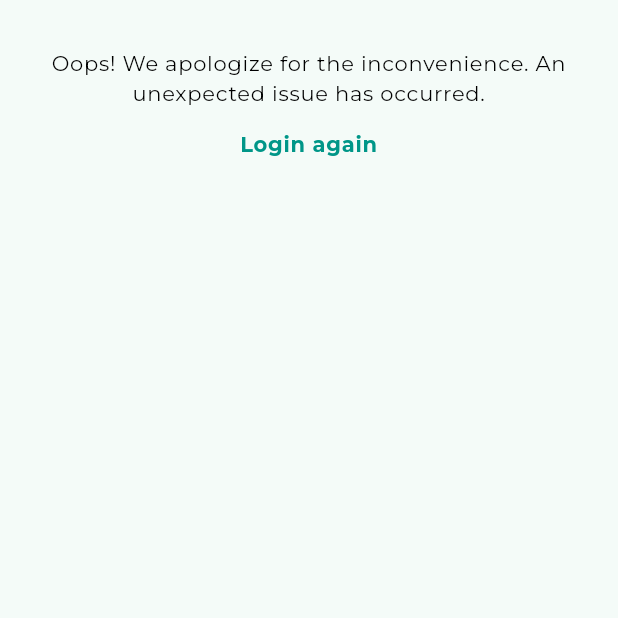
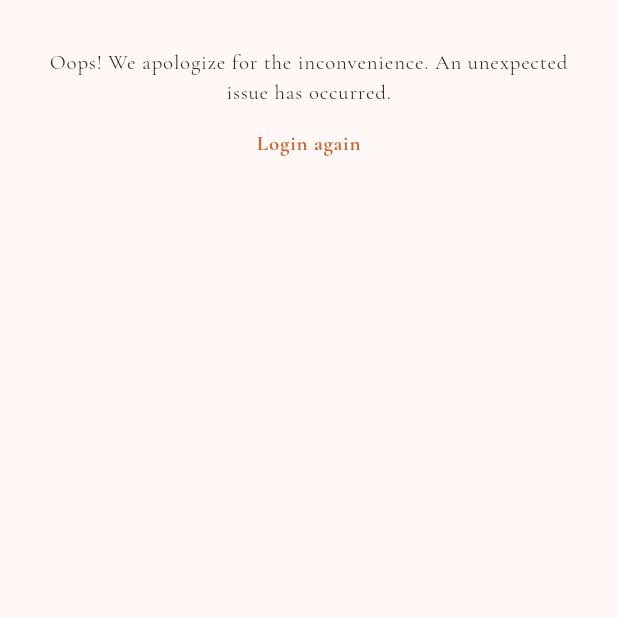
Before and after one commit to AurovilleFoundation/aurovilletv, a Flutter app: the ErrorScreen screen opened directly, on a phone screen of 412 x 824 dp, the top half of it. Run offline on Flutter 3.47's test engine with Material 3 defaults, Android fonts, the phone set to English and light mode, and no system bars; our stand-ins replace connectivity_plus, device_info_plus, flutter_bloc, flutter_native_splash, flutter_secure_storage, get_it and 3 more; accounts and stored records are empty.

Commit message:
updated theme

```diff
--- a/lib/main_common.dart
+++ b/lib/main_common.dart
@@ -4,7 +4,7 @@ import 'package:flutter_native_splash/flutter_native_splash.dart';
 
 Future<void> mainCommon() async {
   WidgetsBinding widgetsBinding = WidgetsFlutterBinding.ensureInitialized();
-  FlutterNativeSplash.preserve(widgetsBinding: widgetsBinding);
+  //FlutterNativeSplash.preserve(widgetsBinding: widgetsBinding);
 
   //SystemChrome.setSystemUIOverlayStyle(AppStyle().systemUiOverlayStyle);
 
--- a/lib/ui/app/my_app.dart
+++ b/lib/ui/app/my_app.dart
@@ -16,7 +16,7 @@ class MyApp extends StatelessWidget {
       theme: ThemeData(
         colorScheme: ColorScheme.fromSeed(seedColor: AppColors.themeColor),
         useMaterial3: true,
-        textTheme: GoogleFonts.montserratTextTheme(
+        textTheme: GoogleFonts.cormorantGaramondTextTheme(
           ThemeData.light().textTheme.copyWith(),
         ),
         dialogTheme: const DialogThemeData(
--- a/lib/ui/main/main_screen.dart
+++ b/lib/ui/main/main_screen.dart
@@ -5,6 +5,15 @@ class MainScreen extends StatelessWidget {
 
   @override
   Widget build(BuildContext context) {
-    return Container();
+    return Scaffold(
+      body: Container(
+        child: const Center(
+          child: Text(
+            'Hello World!',
+            style: TextStyle(fontSize: 24, fontWeight: FontWeight.bold),
+          ),
+        ),
+      ),
+    );
   }
 }
--- a/lib/ui/widgets/buttons.dart
+++ b/lib/ui/widgets/buttons.dart
@@ -28,9 +28,7 @@ class MyElevatedButton extends StatelessWidget {
         onPressed: () => onPressed(),
         style: ElevatedButton.styleFrom(
           backgroundColor: backgroundColor ?? AppColors.primaryColor(context),
-          shape: RoundedRectangleBorder(
-            borderRadius: BorderRadius.circular(8),
-          ),
+          shape: RoundedRectangleBorder(borderRadius: BorderRadius.circular(8)),
         ),
         child: Text(
           text,
@@ -73,9 +71,7 @@ class MyTextButton extends StatelessWidget {
         onPressed: () => onPressed(),
         style: TextButton.styleFrom(
           backgroundColor: backgroundColor,
-            shape: RoundedRectangleBorder(
-              borderRadius: BorderRadius.circular(4),
-            ),
+          shape: RoundedRectangleBorder(borderRadius: BorderRadius.circular(4)),
         ),
         child: Text(
           text,
@@ -85,7 +81,8 @@ class MyTextButton extends StatelessWidget {
             color: textColor,
             fontWeight: FontWeight.bold,
           ),
-          )),
+        ),
+      ),
     );
   }
 }
@@ -118,14 +115,9 @@ class MyRoundIconButton extends StatelessWidget {
             padding: const EdgeInsets.all(12),
             backgroundColor: backgroundColor,
           ),
-          child: Icon(
-            icon,
-            color: iconColor,
+          child: Icon(icon, color: iconColor),
         ),
-        ),
-        const SizedBox(
-          height: 8,
-        ),
+        const SizedBox(height: 8),
         Text(
           title,
           style: AppStyle.textStyleMedium.copyWith(
@@ -172,13 +164,11 @@ class MoreItemButton extends StatelessWidget {
           label: Text(
             title,
             style: AppStyle.textStyleRegular.copyWith(
-                color: (isComingSoon) ? AppColors.textColorDisabled : null),
+              color: (isComingSoon) ? AppColors.textColorDisabled : null,
+            ),
             textAlign: TextAlign.center,
           ),
-          icon: Icon(
-            icon,
-            color: (isComingSoon) ? AppColors.themeColor.shade100 : iconColor,
-          ),
+          icon: Icon(icon, color: iconColor),
         ),
       ],
     );
@@ -222,9 +212,7 @@ class MyOutlinedButton extends StatelessWidget {
         style: OutlinedButton.styleFrom(
           side: BorderSide(width: 1, color: borderColor ?? textColor),
           backgroundColor: backgroundColor,
-          shape: RoundedRectangleBorder(
-            borderRadius: BorderRadius.circular(8),
-          ),
+          shape: RoundedRectangleBorder(borderRadius: BorderRadius.circular(8)),
         ),
         onPressed: () => onPressed(),
         child: Row(
@@ -281,18 +269,16 @@ class MyElevatedIconButton extends StatelessWidget {
         onPressed: () => onPressed(),
         style: ElevatedButton.styleFrom(
           backgroundColor: backgroundColor,
-          shape: RoundedRectangleBorder(
-            borderRadius: BorderRadius.circular(8),
+          shape: RoundedRectangleBorder(borderRadius: BorderRadius.circular(8)),
         ),
-        ),
-        icon: Icon(
-          icon,
-          color: iconColor,
-        ),
+        icon: Icon(icon, color: iconColor),
         label: Text(
           text,
           style: AppStyle.textStyleMedium.copyWith(
-              fontSize: 16, color: Colors.white, fontWeight: FontWeight.bold),
+            fontSize: 16,
+            color: Colors.white,
+            fontWeight: FontWeight.bold,
+          ),
         ),
       ),
     );
@@ -318,24 +304,19 @@ class MoreIconButton extends StatelessWidget {
       child: ElevatedButton.icon(
         onPressed: () => onPressed(),
         style: ElevatedButton.styleFrom(
-          backgroundColor: AppColors.themeColor.shade50,
+          backgroundColor: AppColors.themeColor,
           padding: const EdgeInsets.symmetric(horizontal: 8),
-          shape: RoundedRectangleBorder(
-            borderRadius: BorderRadius.circular(4),
-          ),
+          shape: RoundedRectangleBorder(borderRadius: BorderRadius.circular(4)),
         ),
         iconAlignment: IconAlignment.end,
-        icon: Icon(
-          icon,
-          color: AppColors.themeColor,
-          size: 12,
-        ),
+        icon: Icon(icon, color: AppColors.themeColor, size: 12),
         label: Text(
           text,
           style: AppStyle.textStyleMedium.copyWith(
             fontSize: 10,
             color: AppColors.themeColor,
-              fontWeight: FontWeight.bold),
+            fontWeight: FontWeight.bold,
+          ),
         ),
       ),
     );
@@ -365,14 +346,10 @@ class MySquareIconButton extends StatelessWidget {
         onPressed: () => onPressed(),
         style: ElevatedButton.styleFrom(
           backgroundColor: backgroundColor,
-            shape: RoundedRectangleBorder(
-              borderRadius: BorderRadius.circular(8),
+          shape: RoundedRectangleBorder(borderRadius: BorderRadius.circular(8)),
         ),
+        child: Icon(icon, color: iconColor),
       ),
-          child: Icon(
-            icon,
-            color: iconColor,
-          )),
     );
   }
 }
@@ -420,10 +397,7 @@ class LocalAuthButton extends StatelessWidget {
         child: Stack(
           children: [
             if (icon != null)
-              Padding(
-                padding: const EdgeInsets.only(left: 4),
-                child: icon!,
-              ),
+              Padding(padding: const EdgeInsets.only(left: 4), child: icon!),
             Center(
               child: Text(
                 text,
--- a/lib/ui/widgets/textfields.dart
+++ b/lib/ui/widgets/textfields.dart
@@ -58,37 +58,22 @@ class MyTextField extends StatelessWidget {
       onChanged: (value) => (onChanged != null) ? onChanged!(value) : null,
       decoration: InputDecoration(
         prefixIcon: (prefixIcon != null)
-            ? Icon(
-                prefixIcon,
-                color: AppColors.textHintColor,
-              )
+            ? Icon(prefixIcon, color: AppColors.textHintColor)
             : null,
         suffixIcon: (suffixIcon != null)
-            ? Icon(
-                suffixIcon,
-                color: AppColors.textHintColor,
-              )
+            ? Icon(suffixIcon, color: AppColors.textHintColor)
             : null,
         border: OutlineInputBorder(
           borderRadius: BorderRadius.circular(borderRadius),
-          borderSide: const BorderSide(
-            color: AppColors.themeColor,
-            width: 2,
-          ),
+          borderSide: const BorderSide(color: AppColors.themeColor, width: 2),
         ),
         enabledBorder: OutlineInputBorder(
           borderRadius: BorderRadius.circular(borderRadius),
-          borderSide: const BorderSide(
-            color: AppColors.themeColor,
-            width: 1,
-          ),
+          borderSide: const BorderSide(color: AppColors.themeColor, width: 1),
         ),
         focusedBorder: OutlineInputBorder(
           borderRadius: BorderRadius.circular(borderRadius),
-          borderSide: const BorderSide(
-            color: AppColors.themeColor,
-            width: 2,
-          ),
+          borderSide: const BorderSide(color: AppColors.themeColor, width: 2),
         ),
         filled: true,
         hintText: hintText,
@@ -131,9 +116,7 @@ class MyMultiLineTextField extends StatelessWidget {
     return Container(
       clipBehavior: Clip.antiAlias,
       decoration: BoxDecoration(
-        border: Border.all(
-          color: AppColors.inputBackgroundColor,
-        ),
+        border: Border.all(color: AppColors.darkColor),
         borderRadius: const BorderRadius.all(Radius.circular(4)),
       ),
       child: TextField(
@@ -147,17 +130,16 @@ class MyMultiLineTextField extends StatelessWidget {
         maxLines: maxLines,
         minLines: minLines,
         autofocus: autofocus,
-        buildCounter: (context,
-                {required currentLength,
+        buildCounter:
+            (
+              context, {
+              required currentLength,
               required isFocused,
-                required maxLength}) =>
-            Container(),
+              required maxLength,
+            }) => Container(),
         decoration: InputDecoration(
           prefixIcon: (prefixIcon != null)
-                ? Icon(
-                    prefixIcon,
-                    color: Colors.grey,
-                  )
+              ? Icon(prefixIcon, color: Colors.grey)
               : null,
           border: InputBorder.none,
           filled: true,
@@ -166,7 +148,8 @@ class MyMultiLineTextField extends StatelessWidget {
           hintStyle: AppStyle.textStyleHint,
           //fillColor: Theme.of(context).scaffoldBackgroundColor,
           fillColor: Colors.white,
-            counterStyle: const TextStyle(color: Colors.white)),
+          counterStyle: const TextStyle(color: Colors.white),
+        ),
       ),
     );
   }
--- a/lib/utils/theme copy/colors.dart
+++ /dev/null
@@ -1,39 +0,0 @@
-import 'package:flutter/material.dart';
-
-class AppColors {
-  /// Light Theme Colors
-  static const themePrimaryLightColor = Color(0xFF9B543E);
-  static const themeSecondaryLightColor = "";
-  static const themeAscentLightColor = "";
-
-  /// Dark Theme Colors
-  static const themePrimaryDarkColor = "";
-  static const themeSecondaryDarkColor = "";
-  static const themeAscentDarkColor = "";
-
-  //static const themeColor = Color(0xFF9B543E);
-  static const MaterialColor themeColor = Colors.teal;
-  static const themeColorSecondary = themeColor;
-
-  static primaryColor(BuildContext context) => themeColor;
-
-  // Background Color
-  static const scaffoldBackgroundColor = Colors.white;
-  static const backgroundLight = Colors.white;
-  static const backgroundDark = Color(0xFF48D5C7);
-
-  static const webBgColorPrimary = Color(0xFF212332);
-  static const webBgColorSecondary = Color(0xFF2A2D3E);
-
-  static const toolbarForegroundColor = Colors.white;
-  static const inputBackgroundColor = Colors.white;
-
-  // Text Color
-  //static textPrimaryColor() => textColorDark;
-  static const textPrimaryColor = textColorDark;
-  static const textColorDark = Colors.black;
-  static const textColorLightDark = Color(0xFF494949);
-  static const textColorLight = Colors.white;
-  static const textColorDisabled = Colors.grey;
-  static const textHintColor = Color(0xFFACACAC);
-}
--- a/lib/utils/theme copy/styles.dart
+++ /dev/null
@@ -1,98 +0,0 @@
-import 'package:flutter/material.dart';
-import 'package:flutter/services.dart';
-
-import 'colors.dart';
-
-class AppStyle {
-  get systemUiOverlayStyle => const SystemUiOverlayStyle(
-        statusBarBrightness: Brightness.dark, //iOS top bar color
-        statusBarColor: Colors.transparent, //Android top bar color
-        statusBarIconBrightness: Brightness.dark, //Android top bar icons
-        systemNavigationBarColor: Colors.black, //Android bottom bar color
-        systemNavigationBarIconBrightness:
-            Brightness.light, //Android bottom bar icons
-      );
-
-  static const textStyleToolbarTitle = TextStyle(
-    color: AppColors.textPrimaryColor,
-    fontSize: 20,
-    fontWeight: FontWeight.bold,
-    letterSpacing: .5,
-  );
-
-  static const textStyleTitle = TextStyle(
-    color: AppColors.textPrimaryColor,
-    fontWeight: FontWeight.bold,
-    fontSize: 14,
-    letterSpacing: .5,
-  );
-
-  static const textStyleRegular = TextStyle(
-    color: AppColors.textPrimaryColor,
-    fontWeight: FontWeight.normal,
-    fontSize: 14,
-    letterSpacing: .5,
-  );
-
-  static const textStyleMedium = TextStyle(
-    color: AppColors.textPrimaryColor,
-    fontSize: 12,
-    letterSpacing: .5,
-  );
-
-  static const textStyleSmall = TextStyle(
-    color: AppColors.textPrimaryColor,
-    fontSize: 8,
-    letterSpacing: .5,
-  );
-
-  static const textStyleInputType = TextStyle(
-    letterSpacing: .5,
-  );
-
-  static const textStyleHint = TextStyle(
-    color: AppColors.textHintColor,
-    letterSpacing: .5,
-  );
-
-  static const chatboxMeBorderRadius = BorderRadius.only(
-      topLeft: Radius.circular(16),
-      bottomLeft: Radius.circular(16),
-      topRight: Radius.zero,
-      bottomRight: Radius.zero);
-
-  static const chatboxMe = BoxDecoration(
-    //color: AppColors.greenColorLight,
-    color: Colors.white,
-    borderRadius: chatboxMeBorderRadius,
-  );
-
-  static const chatboxOtherBorderRadius = BorderRadius.only(
-      topLeft: Radius.zero,
-      bottomLeft: Radius.zero,
-      topRight: Radius.circular(16),
-      bottomRight: Radius.circular(16));
-
-  static const borderradiusOnlyLeft = BoxDecoration(
-    borderRadius: BorderRadius.only(
-        topLeft: Radius.circular(16),
-        bottomLeft: Radius.circular(16),
-        topRight: Radius.zero,
-        bottomRight: Radius.zero),
-  );
-
-  static const circularRadiusAll = BoxDecoration(
-    borderRadius: BorderRadius.all(Radius.circular(8)),
-  );
-
-  static const chatboxOther = BoxDecoration(
-    //color: AppColors.greenColorLight,
-    color: Colors.white,
-    borderRadius: chatboxOtherBorderRadius,
-  );
-
-  static const bgRoundCorner = BoxDecoration(
-    color: AppColors.webBgColorSecondary,
-    borderRadius: BorderRadius.all(Radius.circular(16)),
-  );
-}
--- a/lib/utils/theme copy/theme_manager.dart
+++ /dev/null
@@ -1,24 +0,0 @@
-import 'package:flutter/material.dart';
-
-import 'colors.dart';
-
-class ThemeManager {}
-
-class AppTheme {
-  static final darkTheme = ThemeData(
-    colorScheme: ColorScheme.fromSeed(
-      seedColor: AppColors.themeColor,
-    ),
-    brightness: Brightness.dark,
-    useMaterial3: false,
-    //textTheme: GoogleFonts.dmSansTextTheme(ThemeData.light().textTheme),
-  );
-
-  static final lightTheme = ThemeData(
-    colorScheme: ColorScheme.fromSeed(
-      seedColor: AppColors.themeColor,
-    ),
-    useMaterial3: true,
-    //textTheme: GoogleFonts.dmSansTextTheme(ThemeData.light().textTheme),
-  );
-}
--- a/lib/utils/theme/colors.dart
+++ b/lib/utils/theme/colors.dart
@@ -2,38 +2,34 @@ import 'package:flutter/material.dart';
 
 class AppColors {
   /// Light Theme Colors
-  static const themePrimaryLightColor = Color(0xFF9B543E);
-  static const themeSecondaryLightColor = "";
-  static const themeAscentLightColor = "";
+  static const themePrimaryLightColor = themeColor;
+  static const themeSecondaryLightColor = earthColor;
+  static const themeAscentLightColor = goldenColor;
 
   /// Dark Theme Colors
-  static const themePrimaryDarkColor = "";
-  static const themeSecondaryDarkColor = "";
-  static const themeAscentDarkColor = "";
+  static const themePrimaryDarkColor = themeColor;
+  static const themeSecondaryDarkColor = earthColor;
+  static const themeAscentDarkColor = goldenColor;
 
-  //static const themeColor = Color(0xFF9B543E);
-  static const MaterialColor themeColor = Colors.teal;
-  static const themeColorSecondary = themeColor;
+  static const themeColor = Color(0xFFC96A3A);
+  static const beigeColor = Color(0xFFF5EFE8);
+  static const earthColor = Color(0xFF6B4A32);
+  static const goldenColor = Color(0xFFD6A84A);
+  static const darkColor = Color(0xFF2E2E2E);
+  static const lightColor = Color(0xFFFFFFFF);
 
   static primaryColor(BuildContext context) => themeColor;
 
   // Background Color
-  static const scaffoldBackgroundColor = Colors.white;
-  static const backgroundLight = Colors.white;
-  static const backgroundDark = Color(0xFF48D5C7);
-
-  static const webBgColorPrimary = Color(0xFF212332);
-  static const webBgColorSecondary = Color(0xFF2A2D3E);
-
-  static const toolbarForegroundColor = Colors.white;
-  static const inputBackgroundColor = Colors.white;
+  static const scaffoldBackgroundColor = beigeColor;
+  static const backgroundLight = beigeColor;
+  static const backgroundDark = darkColor;
 
   // Text Color
-  //static textPrimaryColor() => textColorDark;
-  static const textPrimaryColor = textColorDark;
-  static const textColorDark = Colors.black;
-  static const textColorLightDark = Color(0xFF494949);
-  static const textColorLight = Colors.white;
+  static const textPrimaryColor = darkColor;
+  static const textColorDark = darkColor;
+  static const textColorLightDark = beigeColor;
+  static const textColorLight = beigeColor;
   static const textColorDisabled = Colors.grey;
-  static const textHintColor = Color(0xFFACACAC);
+  static const textHintColor = earthColor;
 }
--- a/lib/utils/theme/styles.dart
+++ b/lib/utils/theme/styles.dart
@@ -46,9 +46,7 @@ class AppStyle {
     letterSpacing: .5,
   );
 
-  static const textStyleInputType = TextStyle(
-    letterSpacing: .5,
-  );
+  static const textStyleInputType = TextStyle(letterSpacing: .5);
 
   static const textStyleHint = TextStyle(
     color: AppColors.textHintColor,
@@ -59,7 +57,8 @@ class AppStyle {
     topLeft: Radius.circular(16),
     bottomLeft: Radius.circular(16),
     topRight: Radius.zero,
-      bottomRight: Radius.zero);
+    bottomRight: Radius.zero,
+  );
 
   static const chatboxMe = BoxDecoration(
     //color: AppColors.greenColorLight,
@@ -71,28 +70,23 @@ class AppStyle {
     topLeft: Radius.zero,
     bottomLeft: Radius.zero,
     topRight: Radius.circular(16),
-      bottomRight: Radius.circular(16));
+    bottomRight: Radius.circular(16),
+  );
 
   static const borderradiusOnlyLeft = BoxDecoration(
     borderRadius: BorderRadius.only(
       topLeft: Radius.circular(16),
       bottomLeft: Radius.circular(16),
       topRight: Radius.zero,
-        bottomRight: Radius.zero),
+      bottomRight: Radius.zero,
+    ),
   );
 
   static const circularRadiusAll = BoxDecoration(
     borderRadius: BorderRadius.all(Radius.circular(8)),
   );
 
-  static const chatboxOther = BoxDecoration(
-    //color: AppColors.greenColorLight,
-    color: Colors.white,
-    borderRadius: chatboxOtherBorderRadius,
-  );
-
   static const bgRoundCorner = BoxDecoration(
-    color: AppColors.webBgColorSecondary,
     borderRadius: BorderRadius.all(Radius.circular(16)),
   );
 }
--- a/lib/utils/theme/theme_manager.dart
+++ b/lib/utils/theme/theme_manager.dart
@@ -1,4 +1,5 @@
 import 'package:flutter/material.dart';
+import 'package:google_fonts/google_fonts.dart';
 
 import 'colors.dart';
 
@@ -6,19 +7,19 @@ class ThemeManager {}
 
 class AppTheme {
   static final darkTheme = ThemeData(
-    colorScheme: ColorScheme.fromSeed(
-      seedColor: AppColors.themeColor,
-    ),
+    colorScheme: ColorScheme.fromSeed(seedColor: AppColors.themeColor),
     brightness: Brightness.dark,
     useMaterial3: false,
-    //textTheme: GoogleFonts.dmSansTextTheme(ThemeData.light().textTheme),
+    textTheme: GoogleFonts.cormorantGaramondTextTheme(
+      ThemeData.light().textTheme,
+    ),
   );
 
   static final lightTheme = ThemeData(
-    colorScheme: ColorScheme.fromSeed(
-      seedColor: AppColors.themeColor,
+    colorScheme: ColorScheme.fromSeed(seedColor: AppColors.themeColor),
+    useMaterial3: true,
+    textTheme: GoogleFonts.cormorantGaramondTextTheme(
+      ThemeData.light().textTheme,
     ),
-    useMaterial3: true,
-    //textTheme: GoogleFonts.dmSansTextTheme(ThemeData.light().textTheme),
   );
 }
```
Lines whose indentation alone changed are shown as unchanged.
